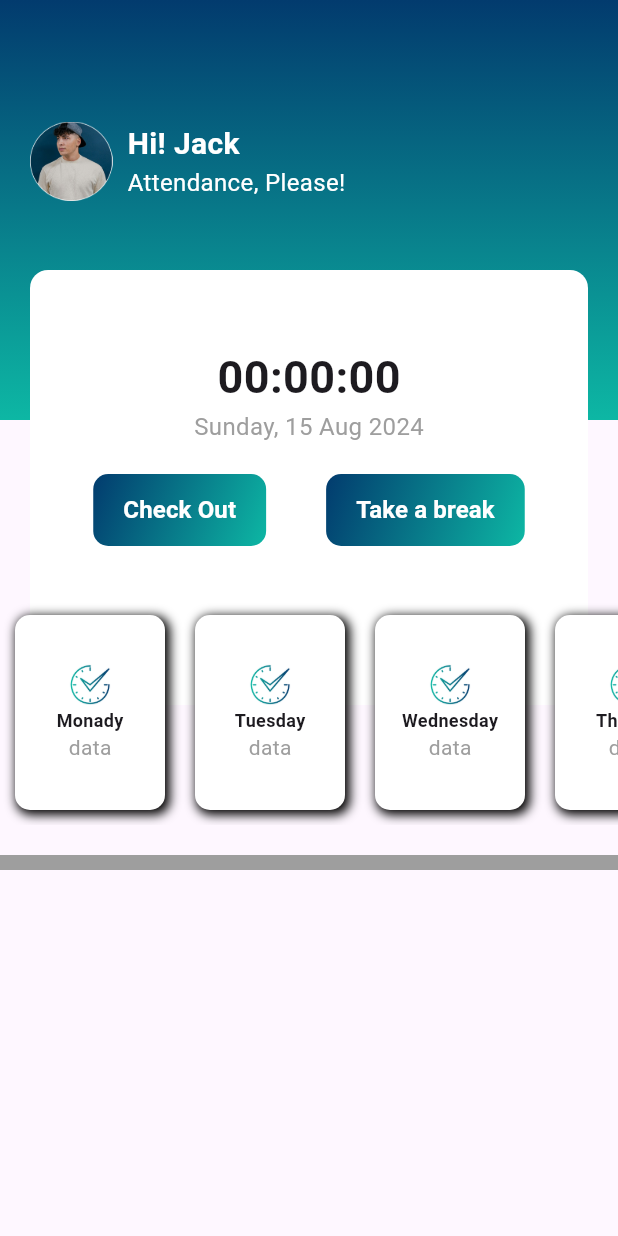
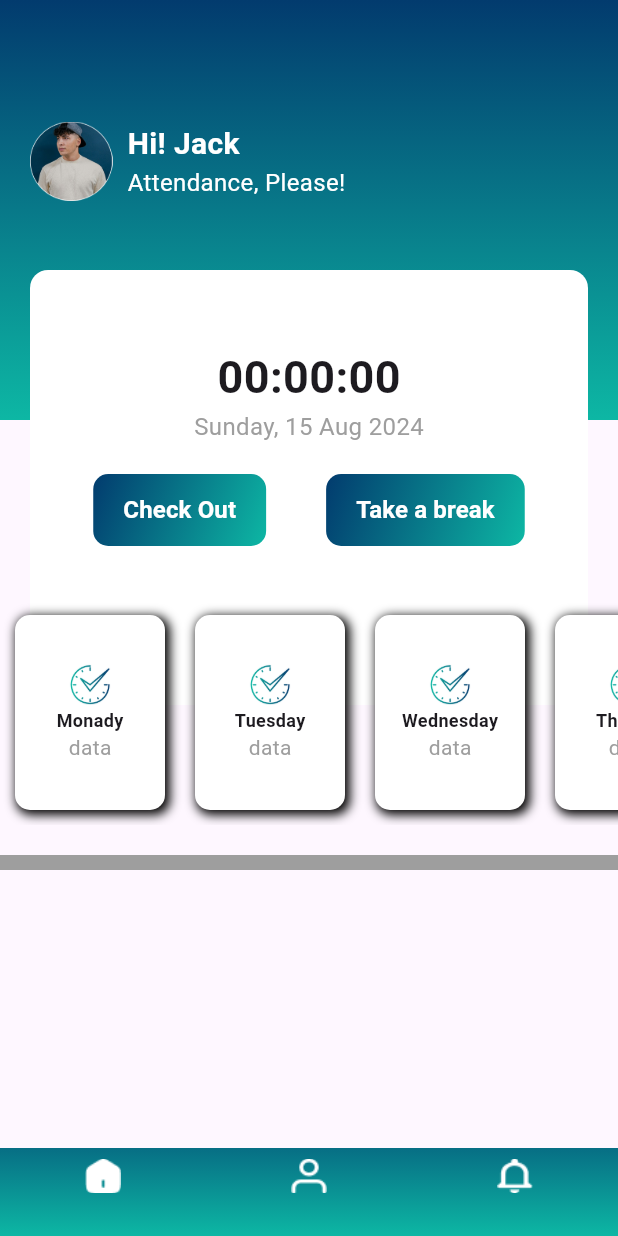
Before and after one commit to ajayrana78767/Core-Attendance-App, a Flutter app: the Dashboardscreen screen opened directly, on a phone screen of 412 x 824 dp. Run offline on Flutter 3.47's test engine with Material 3 defaults, Android fonts, the phone set to English and light mode, and no system bars.

Commit message:
Add another screens

```diff
--- a/lib/Screens/dashboardscreen.dart
+++ b/lib/Screens/dashboardscreen.dart
@@ -1,11 +1,14 @@
 import 'package:flutter/material.dart';
-import 'package:flutter/rendering.dart';
+import 'package:new_project/Screens/loginscreen.dart';
+import 'package:new_project/Screens/notificationScreen.dart';
+import 'package:new_project/Screens/profileScreen.dart';
 import 'package:new_project/Utils/colors_utils.dart';
 
 class Dashboardscreen extends StatefulWidget {
   const Dashboardscreen({super.key});
 
   @override
+
   State<Dashboardscreen> createState() => _DashboardscreenState();
 }
 
@@ -14,6 +17,28 @@ class _DashboardscreenState extends State<Dashboardscreen> {
   @override
   Widget build(BuildContext context) {
     var arrMonth = ['Monady','Tuesday','Wednesday','Thrsday','Friday','Saturday','Sunday'];
+    int selectedIndex = 0;
+
+     // Method to handle tab selection
+  void onItemTapped(int index) {
+    if (index == 1) { // Assuming index 1 should open a new screen
+    Navigator.push(
+      context,
+      MaterialPageRoute(builder: (context) => Profilescreen()),
+    );
+    } if (index == 2) { // Assuming index 1 should open a new screen
+    Navigator.push(
+      context,
+      MaterialPageRoute(builder: (context) => Notificationscreen()),
+    );
+  } else {
+    setState(() {
+      selectedIndex = index;
+    });
+  }
+
+  }
+
     return Scaffold(
 
        body: Stack(
@@ -181,8 +206,53 @@ class _DashboardscreenState extends State<Dashboardscreen> {
             decoration: BoxDecoration(
               color: Colors.grey,
             ),
+
           ),
 
+
+        ],
+      ),
+      bottomNavigationBar: Stack(
+        children: [
+          // Gradient Background
+          Positioned(
+            left: 0,
+            right: 0,
+            bottom: 0,
+            child: Container(
+              height: 100, // Adjust height based on the BottomNavigationBar
+              decoration: BoxDecoration(
+                gradient: LinearGradient(
+                  colors: [colorUtils.primaryColor, colorUtils.secondaryColor, colorUtils.tertiaryColor],
+                  begin: Alignment.topCenter,
+                  end: Alignment.bottomCenter,
+                ),
+              ),
+            ),
+          ),
+          BottomNavigationBar(
+
+            backgroundColor: Colors.transparent, // Makes it blend with the gradient
+            elevation: 0, // Removes shadow
+            selectedItemColor: Colors.white,
+            unselectedItemColor: Colors.white70,
+            currentIndex: selectedIndex,
+            onTap: onItemTapped,
+            items: [
+              BottomNavigationBarItem(
+                icon: Image.asset("assets/images/home.png", width: 24, height: 24),
+                label: '',
+              ),
+              BottomNavigationBarItem(
+                icon: Image.asset("assets/images/profile.png", width: 24, height: 24),
+                label: '',
+              ),
+              BottomNavigationBarItem(
+                icon: Image.asset("assets/images/notification.png", width: 24, height: 24),
+                label: '',
+              ),
+            ],
+          ),
         ],
       ),
     );
--- a/pubspec.yaml
+++ b/pubspec.yaml
@@ -60,6 +60,7 @@ flutter:
   # To add assets to your application, add an assets section, like this:
   assets:
     - assets/images/
+
     # - images/a_dot_ham.jpeg
 
   # An image asset can refer to one or more resolution-specific "variants", see
```
Also changed, not shown: lib/Screens/notificationScreen.dart (added, +19 -0 lines), lib/Screens/profileScreen.dart (added, +17 -0 lines), assets/images/home.png (added), assets/images/notification.png (added), assets/images/profile.png (added), 28 other files.
